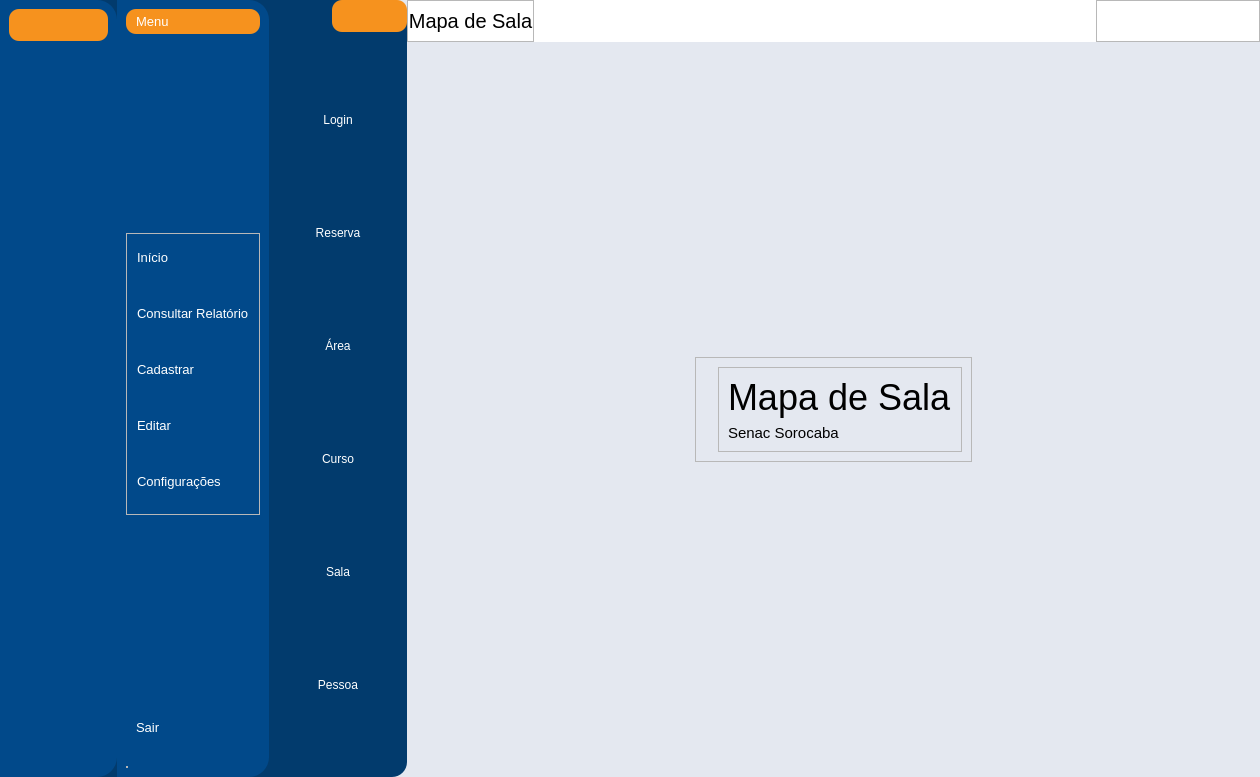
The window that App/view/ui/home.ui (Senac-SOR-ADS/Mapa-de-Sala) describes before a commit, drawn with Qt 5.
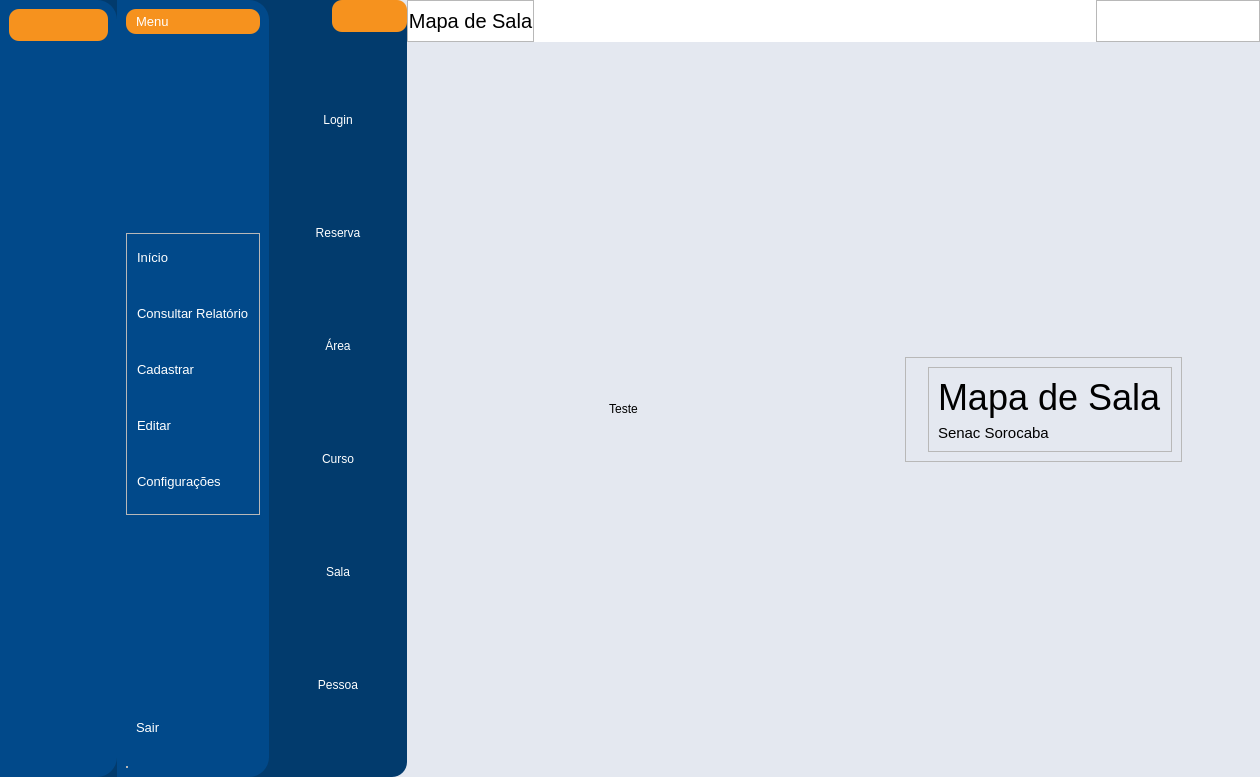
The same window after the commit. Icons and pictures are not drawn.

The edit to the form file:
```diff
--- a/App/view/ui/home.ui
+++ b/App/view/ui/home.ui
@@ -1496,6 +1496,13 @@
                   </property>
                   <widget class="QWidget" name="inicio">
                    <layout class="QHBoxLayout" name="horizontalLayout_5">
+                    <item>
+                     <widget class="QPushButton" name="teste">
+                      <property name="text">
+                       <string>Teste</string>
+                      </property>
+                     </widget>
+                    </item>
                     <item alignment="Qt::AlignHCenter|Qt::AlignVCenter">
                      <widget class="QFrame" name="frame_4">
                       <property name="frameShape">
```
Left out of the diff: 3 changed lines with no effect on the pictures.
